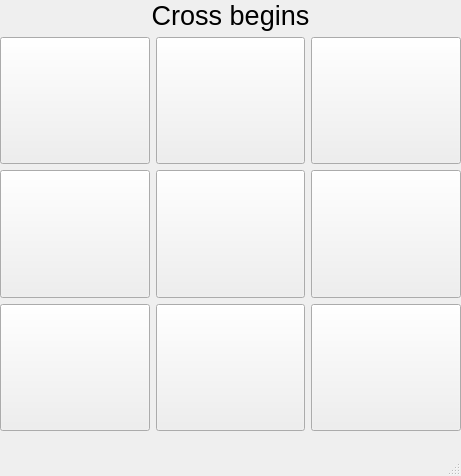
Qt form window.ui (Vibenshus-Gymnasium-Pro/pyside6-3-rafael-1) before a commit.
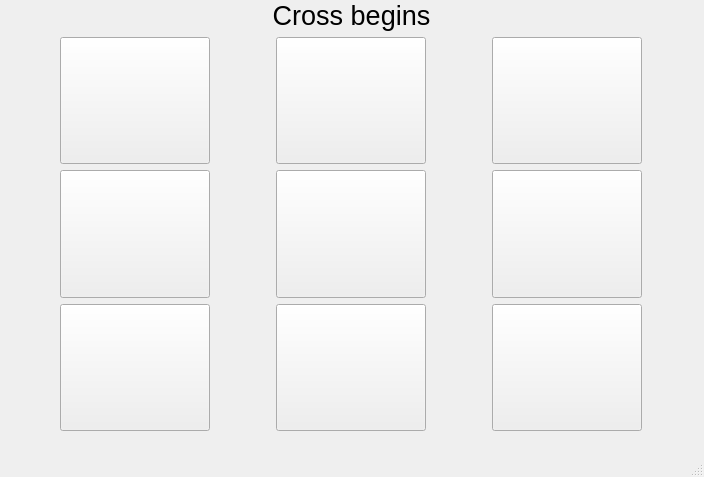
The same form after that commit.

Commit message: Window: bigger fonts but worse looking

```diff
--- a/window.ui
+++ b/window.ui
@@ -6,8 +6,8 @@
    <rect>
     <x>0</x>
     <y>0</y>
-    <width>461</width>
-    <height>476</height>
+    <width>704</width>
+    <height>477</height>
    </rect>
   </property>
   <property name="windowTitle">
@@ -15,7 +15,7 @@
   </property>
   <widget class="QWidget" name="centralwidget">
    <property name="sizePolicy">
-    <sizepolicy hsizetype="Expanding" vsizetype="Expanding">
+    <sizepolicy hsizetype="Minimum" vsizetype="Expanding">
      <horstretch>0</horstretch>
      <verstretch>0</verstretch>
     </sizepolicy>
@@ -25,7 +25,7 @@
      <rect>
       <x>0</x>
       <y>0</y>
-      <width>461</width>
+      <width>703</width>
       <height>431</height>
      </rect>
     </property>
@@ -64,6 +64,18 @@
            <verstretch>0</verstretch>
           </sizepolicy>
          </property>
+         <property name="maximumSize">
+          <size>
+           <width>150</width>
+           <height>16777215</height>
+          </size>
+         </property>
+         <property name="font">
+          <font>
+           <pointsize>60</pointsize>
+           <bold>true</bold>
+          </font>
+         </property>
          <property name="text">
           <string/>
          </property>
@@ -77,6 +89,18 @@
            <verstretch>0</verstretch>
           </sizepolicy>
          </property>
+         <property name="maximumSize">
+          <size>
+           <width>150</width>
+           <height>16777215</height>
+          </size>
+         </property>
+         <property name="font">
+          <font>
+           <pointsize>60</pointsize>
+           <bold>true</bold>
+          </font>
+         </property>
          <property name="text">
           <string/>
          </property>
@@ -90,9 +114,24 @@
            <verstretch>0</verstretch>
           </sizepolicy>
          </property>
+         <property name="maximumSize">
+          <size>
+           <width>150</width>
+           <height>16777215</height>
+          </size>
+         </property>
+         <property name="font">
+          <font>
+           <pointsize>60</pointsize>
+           <bold>true</bold>
+          </font>
+         </property>
          <property name="text">
           <string/>
          </property>
+         <property name="flat">
+          <bool>false</bool>
+         </property>
         </widget>
        </item>
        <item row="0" column="0">
@@ -103,9 +142,24 @@
            <verstretch>0</verstretch>
           </sizepolicy>
          </property>
+         <property name="maximumSize">
+          <size>
+           <width>150</width>
+           <height>16777215</height>
+          </size>
+         </property>
+         <property name="font">
+          <font>
+           <pointsize>60</pointsize>
+           <bold>true</bold>
+          </font>
+         </property>
          <property name="text">
           <string/>
          </property>
+         <property name="flat">
+          <bool>false</bool>
+         </property>
         </widget>
        </item>
        <item row="1" column="2">
@@ -116,6 +170,18 @@
            <verstretch>0</verstretch>
           </sizepolicy>
          </property>
+         <property name="maximumSize">
+          <size>
+           <width>150</width>
+           <height>16777215</height>
+          </size>
+         </property>
+         <property name="font">
+          <font>
+           <pointsize>60</pointsize>
+           <bold>true</bold>
+          </font>
+         </property>
          <property name="text">
           <string/>
          </property>
@@ -129,6 +195,18 @@
            <verstretch>0</verstretch>
           </sizepolicy>
          </property>
+         <property name="maximumSize">
+          <size>
+           <width>150</width>
+           <height>16777215</height>
+          </size>
+         </property>
+         <property name="font">
+          <font>
+           <pointsize>60</pointsize>
+           <bold>true</bold>
+          </font>
+         </property>
          <property name="text">
           <string/>
          </property>
@@ -142,6 +220,18 @@
            <verstretch>0</verstretch>
           </sizepolicy>
          </property>
+         <property name="maximumSize">
+          <size>
+           <width>150</width>
+           <height>16777215</height>
+          </size>
+         </property>
+         <property name="font">
+          <font>
+           <pointsize>60</pointsize>
+           <bold>true</bold>
+          </font>
+         </property>
          <property name="text">
           <string/>
          </property>
@@ -155,6 +245,18 @@
            <verstretch>0</verstretch>
           </sizepolicy>
          </property>
+         <property name="maximumSize">
+          <size>
+           <width>150</width>
+           <height>16777215</height>
+          </size>
+         </property>
+         <property name="font">
+          <font>
+           <pointsize>60</pointsize>
+           <bold>true</bold>
+          </font>
+         </property>
          <property name="text">
           <string/>
          </property>
@@ -171,6 +273,18 @@
            <verstretch>0</verstretch>
           </sizepolicy>
          </property>
+         <property name="maximumSize">
+          <size>
+           <width>150</width>
+           <height>16777215</height>
+          </size>
+         </property>
+         <property name="font">
+          <font>
+           <pointsize>60</pointsize>
+           <bold>true</bold>
+          </font>
+         </property>
          <property name="text">
           <string/>
          </property>
```
Left out of the diff: 2 changed lines with no effect on the pictures.
